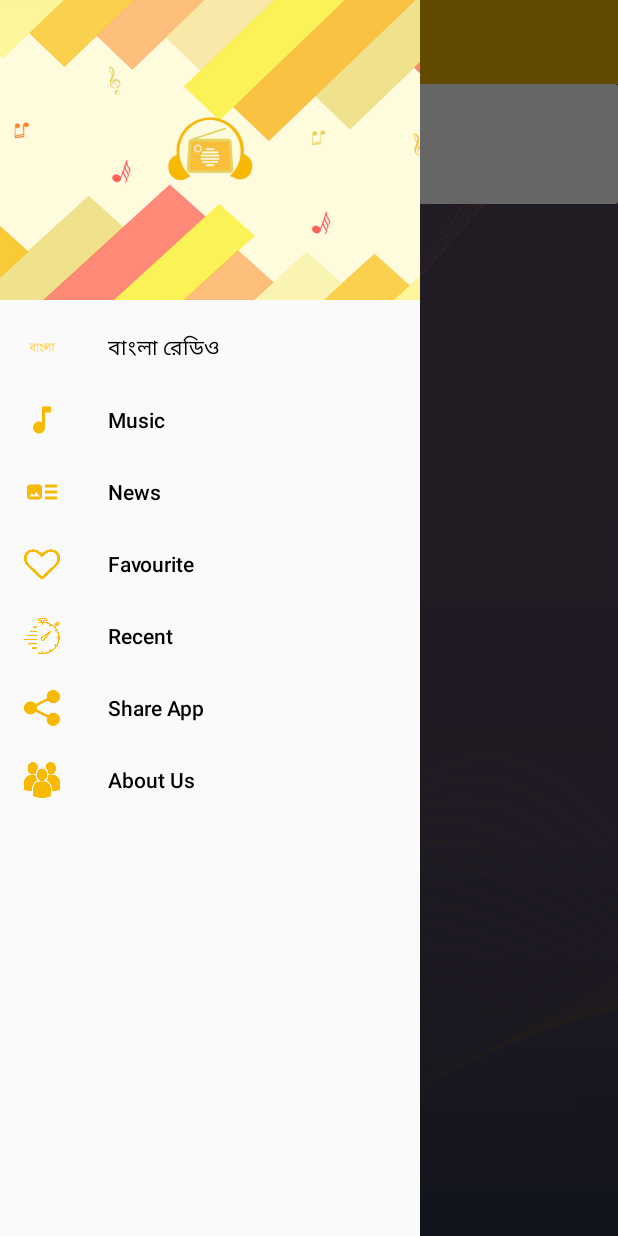
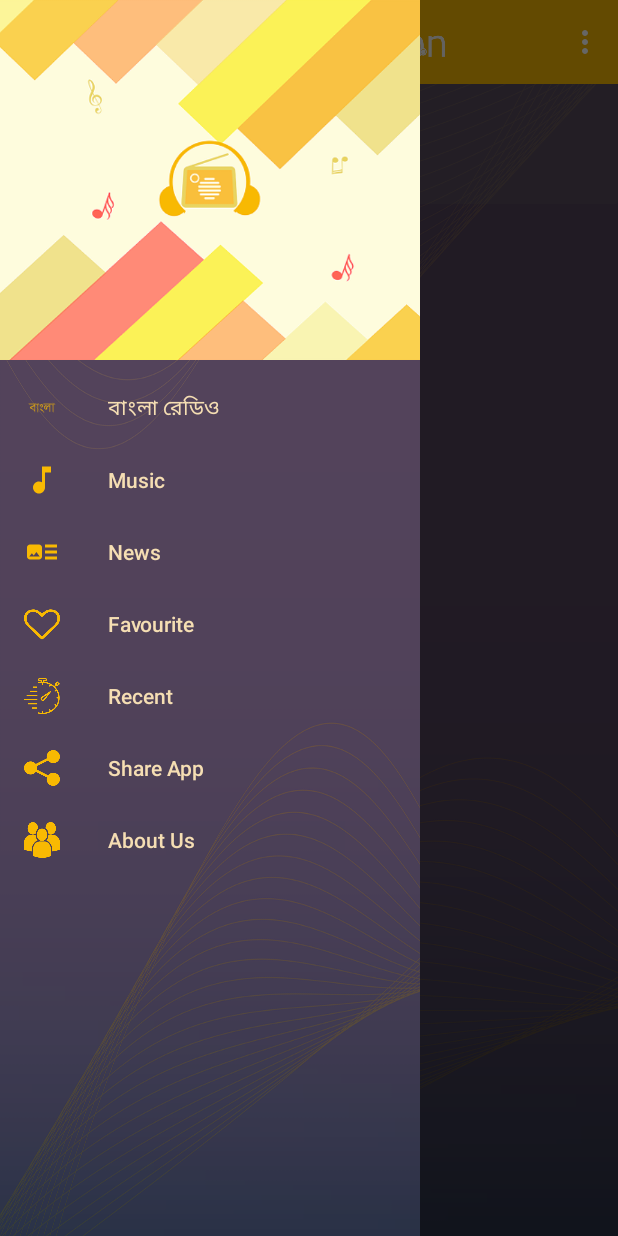
Before and after one commit to habiburrahmantalha/RadioStreamApp, an Android app: the MainActivity screen opened directly, with no data from a screen before it, with the side drawer open, on a phone screen of 412 x 824 dp. Run offline under Robolectric (Android 15) with nearby library versions, the phone set to English and light mode, and no system bars; libraries missing offline, so code that uses them is left out: com.loopj.android, com.sothree.slidinguppanel, cz.msebera.android, io.gresse.hugo; pictures from the network do not load; 11 statements that could not run were skipped.

Commit message:
nav drawer background, exit, background color

```diff
--- a/app/src/main/java/com/rrmsense/radiostream/adapters/RadioAdapter.java
+++ b/app/src/main/java/com/rrmsense/radiostream/adapters/RadioAdapter.java
@@ -71,7 +71,7 @@ public class RadioAdapter extends RecyclerView.Adapter<RadioAdapter.ViewHolder>
         }
 
         if (radio.isFavourite())
-            holder.favourite.setImageResource(R.drawable.heart_outline);
+            holder.favourite.setImageResource(R.drawable.heart);
         else
             holder.favourite.setImageResource(R.drawable.heart_yellow);
 
--- a/app/src/main/res/layout/activity_main.xml
+++ b/app/src/main/res/layout/activity_main.xml
@@ -22,7 +22,8 @@
         android:fitsSystemWindows="true"
         app:headerLayout="@layout/nav_header_main"
         app:itemIconTint="@color/yellow"
-        app:itemTextColor="@color/black"
-        app:menu="@menu/activity_main_drawer"/>
+        app:itemTextColor="@color/wheat"
+        app:menu="@menu/activity_main_drawer"
+        android:background="@drawable/background"/>
 
 </android.support.v4.widget.DrawerLayout>
--- a/app/src/main/res/layout/cardview_radio.xml
+++ b/app/src/main/res/layout/cardview_radio.xml
@@ -10,7 +10,7 @@
     android:focusable="true"
     android:clickable="true"
     android:foreground="?android:attr/selectableItemBackground"
-
+    card_view:cardBackgroundColor="#20F8B902"
     card_view:cardCornerRadius="2dp"
     card_view:cardElevation="2dp">
 
--- a/app/src/main/res/layout/cardview_radio_main_collapsed.xml
+++ b/app/src/main/res/layout/cardview_radio_main_collapsed.xml
@@ -5,7 +5,7 @@
     android:id="@+id/cardview_collapsed"
     android:layout_width="match_parent"
     android:layout_height="wrap_content"
-    card_view:cardBackgroundColor="@color/white">
+    card_view:cardBackgroundColor="#40696969">
 
 
     <RelativeLayout
--- a/app/src/main/res/menu/main.xml
+++ b/app/src/main/res/menu/main.xml
@@ -3,12 +3,15 @@
 
     <group android:checkableBehavior="single">
 
-        <item
+        <!--<item
             android:id="@+id/bangla"
             android:title="@string/bangla"/>
         <item
             android:id="@+id/english"
-            android:title="@string/english"/>
+            android:title="@string/english"/>-->
+        <item
+            android:id="@+id/exit"
+            android:title="Exit"/>
     </group>
 
 </menu>
--- a/app/src/main/res/values/dimens.xml
+++ b/app/src/main/res/values/dimens.xml
@@ -4,7 +4,7 @@
     <dimen name="activity_vertical_margin">16dp</dimen>
     <!-- Default screen margins, per the Android Design guidelines. -->
     <dimen name="nav_header_vertical_spacing">16dp</dimen>
-    <dimen name="nav_header_height">200dp</dimen>
+    <dimen name="nav_header_height">240dp</dimen>
     <dimen name="fab_margin">16dp</dimen>
     <dimen name="button_height_collapsed">80dp</dimen>
     <dimen name="button_width_collapsed">80dp</dimen>
--- a/app/src/main/res/values/strings.xml
+++ b/app/src/main/res/values/strings.xml
@@ -1,5 +1,5 @@
 <resources>
-    <string name="app_name">Radio Stream</string>
+    <string name="app_name">Radio 360</string>
     <string name="title_activity_main">Radio Stream</string>
 
     <string name="navigation_drawer_open">Open navigation drawer</string>
```
Also changed, not shown: app/src/main/java/com/rrmsense/radiostream/Services/PhoneCallReceiver.java (added, +97 -0 lines), app/src/main/java/com/rrmsense/radiostream/activities/MainActivity.java (+12 -3 lines), app/src/main/res/layout/app_bar_main.xml (+10 -2 lines), app/src/main/res/drawable/heart.png (added).
